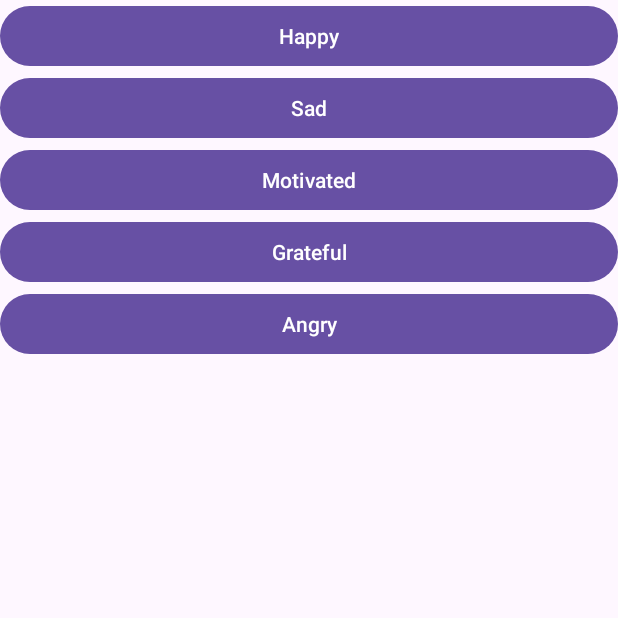
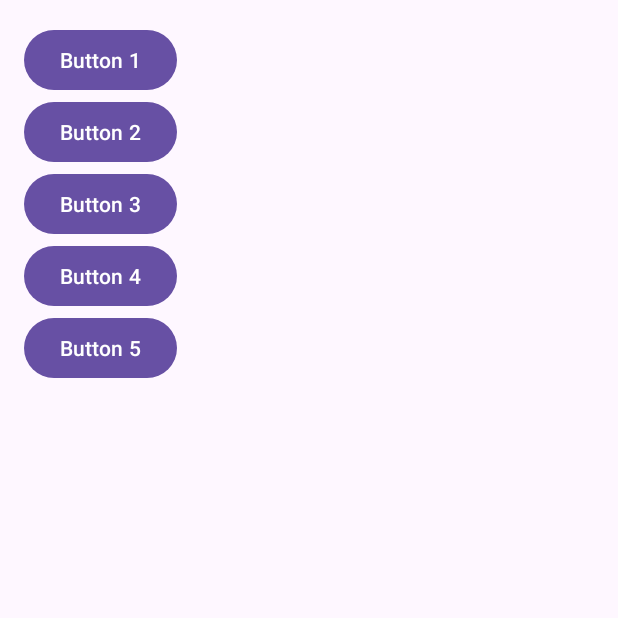
Before and after one commit to minaakbarisalarzai/CS6018, an Android app: the screen it shows after launch (MainActivity), on a phone screen of 412 x 824 dp, the top half of it. Run offline under Robolectric (Android 15) with nearby library versions, the phone set to English and light mode, and no system bars.

```diff
--- a/Lab1_2/app/build.gradle.kts
+++ b/Lab1_2/app/build.gradle.kts
@@ -33,6 +33,11 @@ android {
     kotlinOptions {
         jvmTarget = "1.8"
     }
+
+    buildFeatures {
+        viewBinding = true
+        dataBinding = true
+    }
 }
 
 dependencies {
--- a/Lab1_2/app/src/main/java/com/example/lab1_2/MainActivity.kt
+++ b/Lab1_2/app/src/main/java/com/example/lab1_2/MainActivity.kt
@@ -1,47 +1,32 @@
 package com.example.lab1_2
 
 import android.content.Intent
+import android.os.Bundle
 import androidx.appcompat.app.AppCompatActivity
-import android.os.Bundle
-import android.widget.Button
+import com.example.lab1_2.databinding.ActivityMainBinding
 
 class MainActivity : AppCompatActivity() {
+
+    private lateinit var binding: ActivityMainBinding
+
     override fun onCreate(savedInstanceState: Bundle?) {
         super.onCreate(savedInstanceState)
-        setContentView(R.layout.activity_main)
-        // Create buttons
-        val button1 = findViewById<Button>(R.id.button1)
-        val button2 = findViewById<Button>(R.id.button2)
-        val button3 = findViewById<Button>(R.id.button3)
-        val button4 = findViewById<Button>(R.id.button4)
-        val button5 = findViewById<Button>(R.id.button5)
 
-        // Define a lambda function - 'buttonClickListener' that takes a single parameter 'buttonText' of type String.
-        // This function is used to handle click events for each button in the MainActivity.
-        val buttonClickListener = { buttonText: String ->
+        // Inflate the layout using view binding
+        binding = ActivityMainBinding.inflate(layoutInflater)
+        setContentView(binding.root)
 
-            // Create an Intent to start the SecondActivity.
-            // 'this' -  current instance of MainActivity,
-            // and SecondActivity::class.java specifies the class of the activity to start.
-            val intent = Intent(this, SecondActivity::class.java)
+        // Set click listeners for each button using view binding
+        binding.button1.setOnClickListener { buttonClickListener(binding.button1.text.toString()) }
+        binding.button2.setOnClickListener { buttonClickListener(binding.button2.text.toString()) }
+        binding.button3.setOnClickListener { buttonClickListener(binding.button3.text.toString()) }
+        binding.button4.setOnClickListener { buttonClickListener(binding.button4.text.toString()) }
+        binding.button5.setOnClickListener { buttonClickListener(binding.button5.text.toString()) }
+    }
 
-            // Put an extra value into the Intent - key-value pair,
-            // where "BUTTON_TEXT" is the key and 'buttonText' is the value.
-            // This will allow the SecondActivity to access the text of the button that was clicked.
-            intent.putExtra("BUTTON_TEXT", buttonText)
-
-            // Start the SecondActivity using the Intent. This will cause the app to navigate to the SecondActivity,
-            // and the extra data (buttonText) will be passed along with it.
-            startActivity(intent)
-        }
-
-        // Set an OnClickListener for buttons
-        // When buttons are clicked, the lambda function is executed, which calls 'buttonClickListener'.
-        // The texts of buttons are converted to a String using 'text.toString()' and passed as an argument to 'buttonClickListener'.
-        button1.setOnClickListener { buttonClickListener(button1.text.toString()) }
-        button2.setOnClickListener { buttonClickListener(button2.text.toString()) }
-        button3.setOnClickListener { buttonClickListener(button3.text.toString()) }
-        button4.setOnClickListener { buttonClickListener(button4.text.toString()) }
-        button5.setOnClickListener { buttonClickListener(button5.text.toString()) }
+    private fun buttonClickListener(buttonText: String) {
+        val intent = Intent(this, SecondActivity::class.java)
+        intent.putExtra("BUTTON_TEXT", buttonText)
+        startActivity(intent)
     }
 }
--- a/Lab1_2/app/src/main/java/com/example/lab1_2/SecondActivity.kt
+++ b/Lab1_2/app/src/main/java/com/example/lab1_2/SecondActivity.kt
@@ -1,16 +1,22 @@
 package com.example.lab1_2
 
 import android.os.Bundle
-import android.widget.TextView
 import androidx.appcompat.app.AppCompatActivity
+import com.example.lab1_2.databinding.ActivitySecondActivityBinding
 
 class SecondActivity : AppCompatActivity() {
+
+    private lateinit var binding: ActivitySecondActivityBinding
+
     override fun onCreate(savedInstanceState: Bundle?) {
         super.onCreate(savedInstanceState)
-        setContentView(R.layout.activity_second_activity)
 
+        // Inflate the layout using view binding
+        binding = ActivitySecondActivityBinding.inflate(layoutInflater)
+        setContentView(binding.root)
+
+        // Get the button text passed from MainActivity and set it to the TextView
         val buttonText = intent.getStringExtra("BUTTON_TEXT")
-        val textView = findViewById<TextView>(R.id.textView)
-        textView.text = buttonText
+        binding.textView.text = buttonText
     }
 }
--- a/Lab1_2/app/src/main/res/layout/activity_main.xml
+++ b/Lab1_2/app/src/main/res/layout/activity_main.xml
@@ -1,58 +1,37 @@
 <?xml version="1.0" encoding="utf-8"?>
-<androidx.constraintlayout.widget.ConstraintLayout xmlns:android="http://schemas.android.com/apk/res/android"
-    xmlns:app="http://schemas.android.com/apk/res-auto"
-    xmlns:tools="http://schemas.android.com/tools"
+<LinearLayout xmlns:android="http://schemas.android.com/apk/res/android"
     android:layout_width="match_parent"
     android:layout_height="match_parent"
-    tools:context=".MainActivity">
+    android:orientation="vertical"
+    android:padding="16dp">
 
     <Button
         android:id="@+id/button1"
-        android:layout_width="0dp"
+        android:layout_width="wrap_content"
         android:layout_height="wrap_content"
-        android:text="Happy"
-        app:layout_constraintTop_toTopOf="parent"
-        app:layout_constraintStart_toStartOf="parent"
-        app:layout_constraintEnd_toEndOf="parent"
-        app:layout_constraintHorizontal_bias="0.5" />
+        android:text="Button 1" />
 
     <Button
         android:id="@+id/button2"
-        android:layout_width="0dp"
+        android:layout_width="wrap_content"
         android:layout_height="wrap_content"
-        android:text="Sad"
-        app:layout_constraintTop_toBottomOf="@id/button1"
-        app:layout_constraintStart_toStartOf="parent"
-        app:layout_constraintEnd_toEndOf="parent"
-        app:layout_constraintHorizontal_bias="0.5" />
+        android:text="Button 2" />
 
     <Button
         android:id="@+id/button3"
-        android:layout_width="0dp"
+        android:layout_width="wrap_content"
         android:layout_height="wrap_content"
-        android:text="Motivated"
-        app:layout_constraintTop_toBottomOf="@id/button2"
-        app:layout_constraintStart_toStartOf="parent"
-        app:layout_constraintEnd_toEndOf="parent"
-        app:layout_constraintHorizontal_bias="0.5" />
+        android:text="Button 3" />
 
     <Button
         android:id="@+id/button4"
-        android:layout_width="0dp"
+        android:layout_width="wrap_content"
         android:layout_height="wrap_content"
-        android:text="Grateful"
-        app:layout_constraintTop_toBottomOf="@id/button3"
-        app:layout_constraintStart_toStartOf="parent"
-        app:layout_constraintEnd_toEndOf="parent"
-        app:layout_constraintHorizontal_bias="0.5" />
+        android:text="Button 4" />
 
     <Button
         android:id="@+id/button5"
-        android:layout_width="0dp"
+        android:layout_width="wrap_content"
         android:layout_height="wrap_content"
-        android:text="Angry"
-        app:layout_constraintTop_toBottomOf="@id/button4"
-        app:layout_constraintStart_toStartOf="parent"
-        app:layout_constraintEnd_toEndOf="parent"
-        app:layout_constraintHorizontal_bias="0.5" />
-</androidx.constraintlayout.widget.ConstraintLayout>
+        android:text="Button 5" />
+</LinearLayout>
--- a/Lab1_2/build.gradle.kts
+++ b/Lab1_2/build.gradle.kts
@@ -2,4 +2,6 @@
 plugins {
     id("com.android.application") version "8.1.2" apply false
     id("org.jetbrains.kotlin.android") version "1.9.0" apply false
+
+
 }
```
